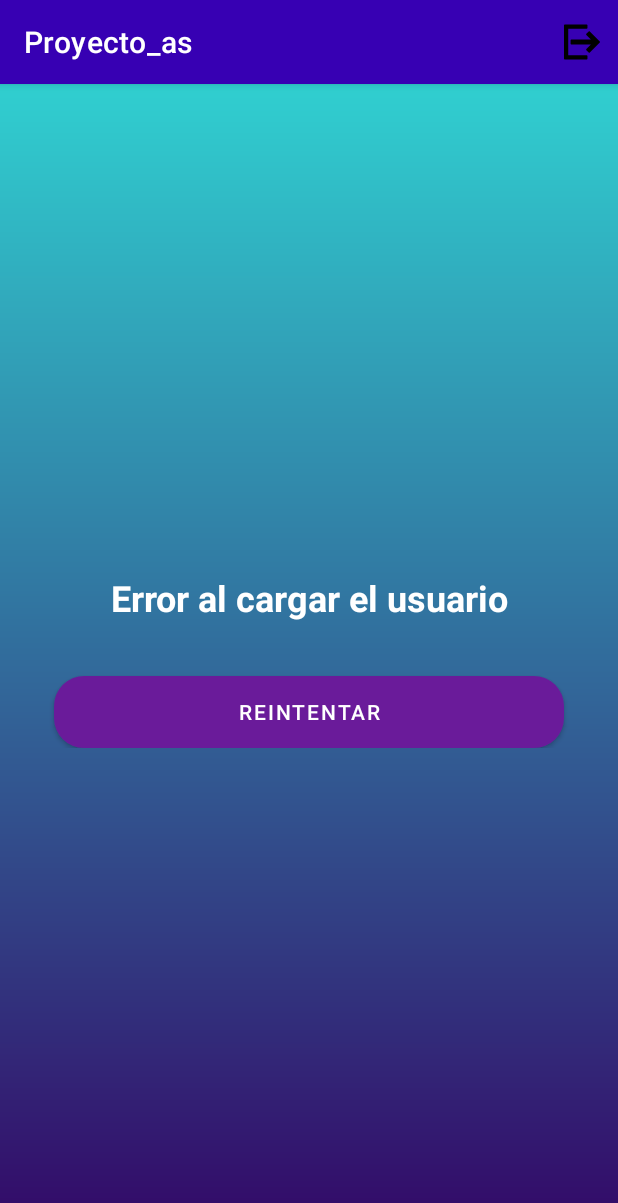
After one commit to Jmarser/Proyecto_as, an Android app: the fragment ErrorUsuarioFragment placed in its activity, on a phone screen of 412 x 824 dp. The commit adds this screen. Shown: the top 1203 px of the screen. Run offline under Robolectric (Android 15) with nearby library versions, the phone set to English and light mode, and no system bars; our stand-ins replace ButterKnife; 2 statements that could not run were skipped.

Commit message:
Error Usuario fragment

```diff
--- /dev/null
+++ b/app/src/main/java/com/jmarser/proyecto_as/errorUsuario/ErrorUsuarioFragment.java
@@ -0,0 +1,59 @@
+package com.jmarser.proyecto_as.errorUsuario;
+
+import android.content.Intent;
+import android.os.Bundle;
+
+import androidx.fragment.app.Fragment;
+
+import android.view.LayoutInflater;
+import android.view.View;
+import android.view.ViewGroup;
+import android.widget.Button;
+
+import com.jmarser.proyecto_as.R;
+import com.jmarser.proyecto_as.splash.view.SplashActivity;
+
+import butterknife.BindView;
+import butterknife.ButterKnife;
+
+public class ErrorUsuarioFragment extends Fragment implements View.OnClickListener {
+
+    @BindView(R.id.btn_error_user)
+    Button btn_error_user;
+
+    public ErrorUsuarioFragment() {
+        // Required empty public constructor
+    }
+
+    public static ErrorUsuarioFragment newInstance() {
+        ErrorUsuarioFragment fragment = new ErrorUsuarioFragment();
+
+        return fragment;
+    }
+
+    @Override
+    public void onCreate(Bundle savedInstanceState) {
+        super.onCreate(savedInstanceState);
+
+    }
+
+    @Override
+    public View onCreateView(LayoutInflater inflater, ViewGroup container,
+                             Bundle savedInstanceState) {
+        // Inflate the layout for this fragment
+        View view = inflater.inflate(R.layout.fragment_error_usuario, container, false);
+        ButterKnife.bind(this, view);
+
+        btn_error_user.setOnClickListener(this);
+
+        return view;
+    }
+
+    @Override
+    public void onClick(View v) {
+        Intent intent = new Intent(getActivity(), SplashActivity.class);
+        //para evitar que al darle hacia atras volvamos a esta pantalla, iniciamos una nueva lista de tareas y cerramos esta.
+        intent.setFlags(Intent.FLAG_ACTIVITY_NEW_TASK | Intent.FLAG_ACTIVITY_CLEAR_TASK);
+        startActivity(intent);
+    }
+}
--- /dev/null
+++ b/app/src/main/res/layout/fragment_error_usuario.xml
@@ -0,0 +1,39 @@
+<?xml version="1.0" encoding="utf-8"?>
+<androidx.constraintlayout.widget.ConstraintLayout xmlns:android="http://schemas.android.com/apk/res/android"
+    xmlns:app="http://schemas.android.com/apk/res-auto"
+    xmlns:tools="http://schemas.android.com/tools"
+    android:id="@+id/frameLayout2"
+    android:layout_width="match_parent"
+    android:layout_height="match_parent"
+    android:background="@drawable/degradado_registro"
+    tools:context=".errorUsuario.ErrorUsuarioFragment">
+
+
+    <LinearLayout
+        android:layout_width="match_parent"
+        android:layout_height="wrap_content"
+        android:orientation="vertical"
+        app:layout_constraintBottom_toBottomOf="parent"
+        app:layout_constraintTop_toTopOf="parent">
+
+        <TextView
+            android:id="@+id/tv_error_user"
+            android:layout_width="match_parent"
+            android:layout_height="wrap_content"
+            android:text="@string/error_al_cargar_el_usuario"
+            android:textAlignment="center"
+            android:textSize="24sp"
+            android:textStyle="bold"
+            android:textColor="@color/md_white_1000"/>
+
+        <Button
+            android:id="@+id/btn_error_user"
+            android:layout_width="match_parent"
+            android:layout_height="wrap_content"
+            android:text="@string/reintentar"
+            android:background="@drawable/degradado_button_login"
+            android:layout_marginEnd="36dp"
+            android:layout_marginStart="36dp"
+            android:layout_marginTop="36dp"/>
+    </LinearLayout>
+</androidx.constraintlayout.widget.ConstraintLayout>
--- a/app/src/main/res/values/strings.xml
+++ b/app/src/main/res/values/strings.xml
@@ -30,5 +30,7 @@
     <string name="fecha">Fecha</string>
     <string name="no_hay_alumnos_asignados">No hay alumnos asignados</string>
     <string name="el_alumno_aun_no_tiene_fichas">El alumno aun no tiene fichas</string>
+    <string name="error_al_cargar_el_usuario">Error al cargar el usuario</string>
+    <string name="reintentar">Reintentar</string>
 
 </resources>
```
